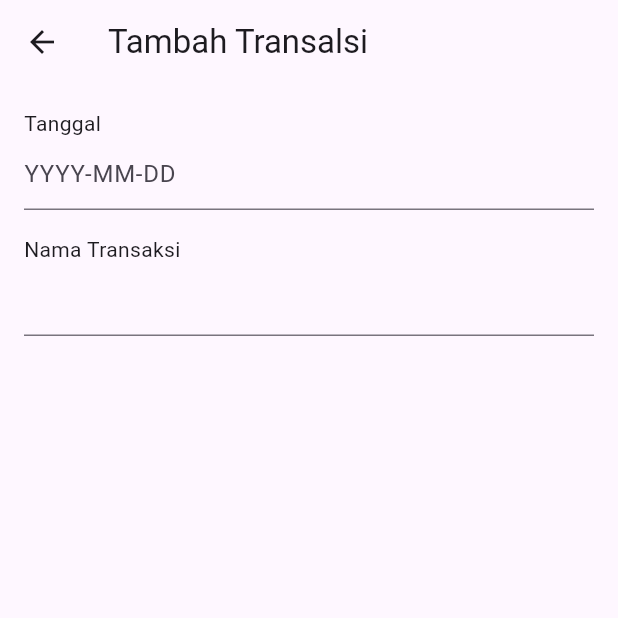
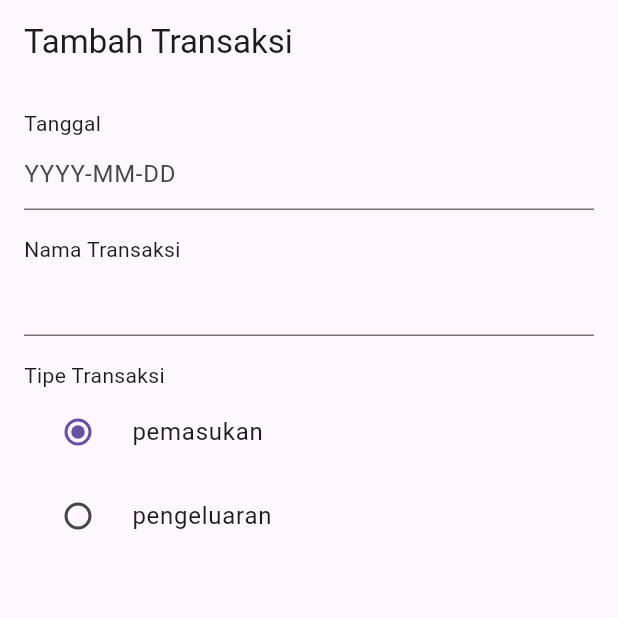
Before and after one commit to vira25/cuanku, a Flutter app: the CreatePage screen opened directly, on a phone screen of 412 x 824 dp, the top half of it. Run offline on Flutter 3.47's test engine with Material 3 defaults, Android fonts, the phone set to English and light mode, and no system bars; our stand-ins replace supabase_flutter; accounts and stored records are empty.

Commit message:
update createpage

```diff
--- a/lib/main.dart
+++ b/lib/main.dart
@@ -1,5 +1,6 @@
 import 'package:flutter/material.dart';
 import 'package:supabase_flutter/supabase_flutter.dart';
+import 'package:cuanku/pages/create_page.dart';
 import 'package:cuanku/pages/home_page.dart';
 
 const String supabaseKey =
@@ -21,7 +22,7 @@ class MyApp extends StatelessWidget {
     return MaterialApp(
       title: 'Cuanku yey',
       theme: ThemeData(primarySwatch: Colors.blue),
-      home: const HomePage(),
+      home: const CreatePage(),
     );
   }
 }
--- a/lib/pages/create_page.dart
+++ b/lib/pages/create_page.dart
@@ -11,10 +11,13 @@ class CreatePage extends StatefulWidget {
 class _CreatePageState extends State<CreatePage> {
   final TextEditingController tangggalController = TextEditingController();
   final TextEditingController namaController = TextEditingController();
+
+  String tipeTransaksi = 'pemasukan';
+
   @override
   Widget build(BuildContext context) {
     return Scaffold(
-      appBar: AppBar(title: const Text("Tambah Transalsi")),
+      appBar: AppBar(title: const Text("Tambah Transaksi")),
       body: SafeArea(
         child: Padding(
           padding: const EdgeInsets.all(16.0),
@@ -30,6 +33,28 @@ class _CreatePageState extends State<CreatePage> {
                 const SizedBox(height: 16),
                 const Text("Nama Transaksi"),
                 TextField(controller: namaController),
+                const SizedBox(height: 16),
+                const Text("Tipe Transaksi"),
+                RadioListTile(
+                  title: const Text('pemasukan'),
+                  value: 'pemasukan',
+                  groupValue: tipeTransaksi,
+                  onChanged: (value) {
+                    setState(() {
+                      tipeTransaksi = value.toString();
+                    });
+                  },
+                ),
+                RadioListTile(
+                  title: const Text('pengeluaran'),
+                  value: 'pengeluaran',
+                  groupValue: tipeTransaksi,
+                  onChanged: (value) {
+                    setState(() {
+                      tipeTransaksi = value.toString();
+                    });
+                  },
+                ),
               ],
             ),
           ),
```
